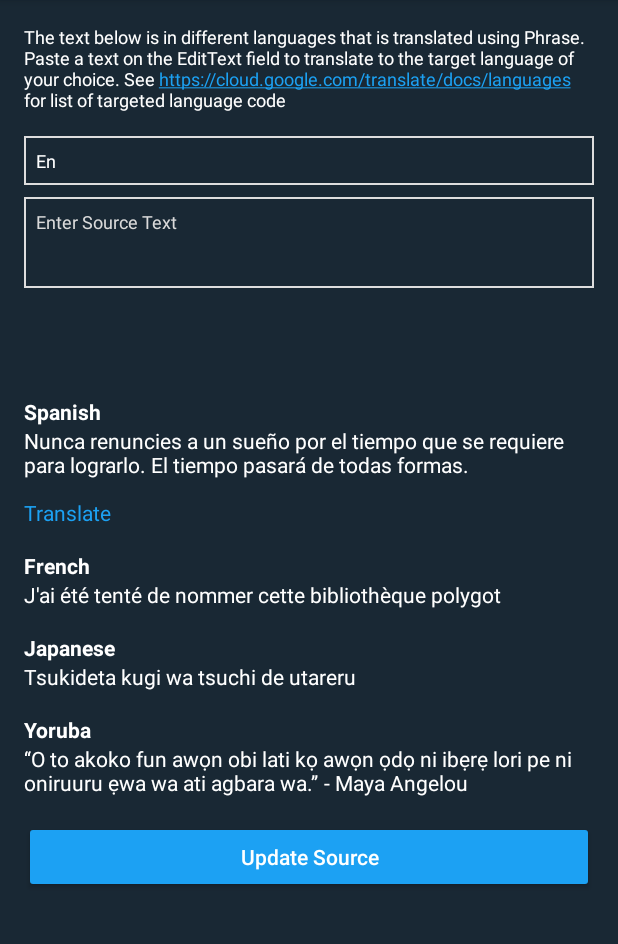
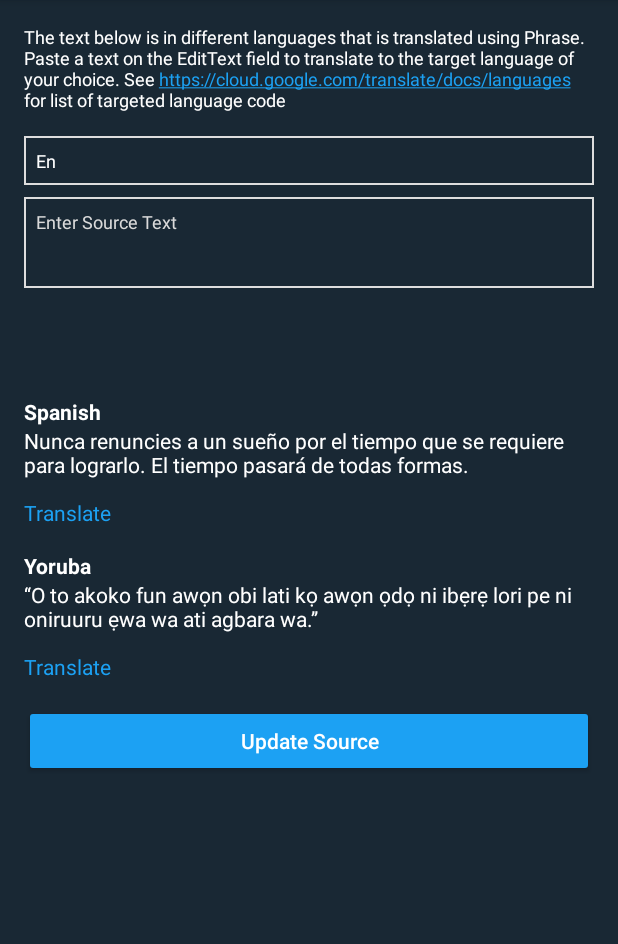
Before and after one commit to KingsMentor/Phrase, an Android app: the screen it shows after launch (MainActivity), after a tap on "Update Source", on a phone screen of 412 x 824 dp, the part 84-1028 px from its top. Run offline under Robolectric (Android 15) with nearby library versions, the phone set to English and light mode, and no system bars; libraries missing offline, so code that uses them is left out: com.google.auth.oauth2, com.google.cloud.translate; 1 statement that could not run was skipped.

Commit message:
updating example

```diff
--- a/app/src/main/java/com/example/phrase/MainActivity.kt
+++ b/app/src/main/java/com/example/phrase/MainActivity.kt
@@ -2,23 +2,25 @@ package com.example.phrase
 
 import android.graphics.Typeface
 import android.os.Bundle
-import android.util.Log
 import androidx.appcompat.app.AppCompatActivity
 import androidx.core.content.ContextCompat
 import kotlinx.android.synthetic.main.activity_main.*
 import xyz.belvi.phrase.Phrase
+import xyz.belvi.phrase.helpers.PhraseSpannableBuilder
+import xyz.belvi.phrase.options.PhraseTranslation
 import xyz.belvi.phrase.phrase
 import xyz.belvi.phrase.translateMedium.medium.GoogleTranslate
 
 class MainActivity : AppCompatActivity() {
 
+    private lateinit var phraseSpannableBuilder: PhraseSpannableBuilder
     override fun onCreate(savedInstanceState: Bundle?) {
         super.onCreate(savedInstanceState)
         setContentView(R.layout.activity_main)
 
         val font = Typeface.createFromAsset(assets, "rb.ttf")
 
-
+        // setting up phrase
         phrase {
             mediums = listOf(GoogleTranslate(this@MainActivity, R.raw.credential))
             options {
@@ -31,22 +33,34 @@ class MainActivity : AppCompatActivity() {
                 }
                 actionLabel = "Translate"
                 resultActionLabel = {
-                    detected.text = "Detected Language Source: " + it.detectedSource?.languageName?:""
+                    detected.text =
+                        "Detected Language Source: " + it.detectedSource?.languageName ?: ""
                     "Translated with "
                 }
             }
         }
 
-        Phrase.instance().bindTextView(translated)
+        phraseSpannableBuilder =
+            object : PhraseSpannableBuilder("") {
+                override fun onPhraseTranslating() {
+                }
+
+                override fun buildSpannableString(phraseTranslation: PhraseTranslation?) {
+                    super.buildSpannableString(phraseTranslation)
+                    translated.text = phraseSpannableBuilder
+                }
+            }
+
+
+
+        Phrase.instance().bindTextView(yoruba)
+        yoruba.setText(R.string.yoruba)
 
         spanish_text.prepare(getString(R.string.spanish))
 
         update_source.setOnClickListener {
-            Log.e("text", "translated_txt.text.toString()")
-            translated.text = source_edit.text.toString()
-            spanish_text.updateSource(getString(R.string.spanish))
+            phraseSpannableBuilder.updateSource(source_edit.text.toString())
         }
 
     }
 }
-//N&#39;abandonnez jamais un rêve pour le temps qu&#39;il faut pour le réaliser. Le temps passera de toute façon.
--- a/app/src/main/res/layout/activity_main.xml
+++ b/app/src/main/res/layout/activity_main.xml
@@ -78,9 +78,9 @@
 
         <TextView
             android:id="@+id/translated"
-            android:layout_marginTop="2sp"
             android:layout_width="match_parent"
             android:layout_height="wrap_content"
+            android:layout_marginTop="2sp"
             android:textColor="@android:color/white"
             android:textSize="14sp"
             app:layout_constraintEnd_toEndOf="parent"
@@ -92,7 +92,7 @@
             android:layout_height="wrap_content"
             android:layout_marginTop="8dp"
             android:paddingTop="8dp"
-            android:text="Spanish"
+            android:text="@string/spanish_title"
             android:textColor="@android:color/white"
             android:textSize="14sp"
             android:textStyle="bold"
@@ -110,12 +110,13 @@
             app:layout_constraintStart_toStartOf="parent"
             app:layout_constraintTop_toBottomOf="@+id/textView" />
 
+
         <TextView
             android:layout_width="match_parent"
             android:layout_height="wrap_content"
             android:layout_marginTop="8dp"
             android:paddingTop="8dp"
-            android:text="French"
+            android:text="@string/yoruba_title"
             android:textColor="@android:color/white"
             android:textSize="14sp"
             android:textStyle="bold"
@@ -124,59 +125,9 @@
             app:layout_constraintTop_toBottomOf="@+id/textView" />
 
         <TextView
-            android:id="@+id/textView3"
+            android:id="@+id/yoruba"
             android:layout_width="match_parent"
             android:layout_height="wrap_content"
-            android:text="@string/french"
-            android:textColor="@android:color/white"
-            android:textSize="14sp"
-            app:layout_constraintEnd_toEndOf="parent"
-            app:layout_constraintStart_toStartOf="parent"
-            app:layout_constraintTop_toBottomOf="@+id/textView2" />
-
-        <TextView
-            android:layout_width="match_parent"
-            android:layout_height="wrap_content"
-            android:layout_marginTop="8dp"
-            android:paddingTop="8dp"
-            android:text="Japanese"
-            android:textColor="@android:color/white"
-            android:textSize="14sp"
-            android:textStyle="bold"
-            app:layout_constraintEnd_toEndOf="parent"
-            app:layout_constraintStart_toStartOf="parent"
-            app:layout_constraintTop_toBottomOf="@+id/textView" />
-
-        <TextView
-            android:layout_width="match_parent"
-            android:layout_height="wrap_content"
-            android:text="@string/japanese"
-            android:textColor="@android:color/white"
-            android:textSize="14sp"
-            app:layout_constraintBottom_toTopOf="@+id/update_source"
-            app:layout_constraintEnd_toEndOf="parent"
-            app:layout_constraintStart_toStartOf="parent"
-            app:layout_constraintTop_toBottomOf="@+id/textView3"
-            app:layout_constraintVertical_bias="0.0" />
-
-        <TextView
-            android:layout_width="match_parent"
-            android:layout_height="wrap_content"
-            android:layout_marginTop="8dp"
-            android:paddingTop="8dp"
-            android:text="Yoruba"
-            android:textColor="@android:color/white"
-            android:textSize="14sp"
-            android:textStyle="bold"
-            app:layout_constraintEnd_toEndOf="parent"
-            app:layout_constraintStart_toStartOf="parent"
-            app:layout_constraintTop_toBottomOf="@+id/textView" />
-
-        <TextView
-            android:id="@+id/textView4"
-            android:layout_width="match_parent"
-            android:layout_height="wrap_content"
-            android:text="@string/yoruba"
             android:textColor="@android:color/white"
             android:textSize="14sp"
             app:layout_constraintBottom_toTopOf="@+id/update_source"
--- a/app/src/main/res/values/strings.xml
+++ b/app/src/main/res/values/strings.xml
@@ -2,10 +2,10 @@
     <string name="app_name">Phrase</string>
     <string name="detected_language">The text below is in different languages that is translated using Phrase. Paste a text on the EditText field to translate to the target language of your choice. See https://cloud.google.com/translate/docs/languages for list of targeted language code</string>
     <string name="update_source">Update Source</string>
-    <string name="yoruba">“O to akoko fun awọn obi lati kọ awọn ọdọ ni ibẹrẹ lori pe ni oniruuru ẹwa wa ati agbara wa.” - Maya Angelou</string>
-    <string name="french">J\'ai été tenté de nommer cette bibliothèque polygot</string>
+    <string name="yoruba">“O to akoko fun awọn obi lati kọ awọn ọdọ ni ibẹrẹ lori pe ni oniruuru ẹwa wa ati agbara wa.”</string>
     <string name="spanish">Nunca renuncies a un sueño por el tiempo que se requiere para lograrlo. El tiempo pasará de todas formas.</string>
     <string name="targeted_language">Targeted Language</string>
     <string name="enter_source_text">Enter Source Text</string>
-    <string name="japanese">Tsukideta kugi wa tsuchi de utareru</string>
+    <string name="spanish_title">Spanish</string>
+    <string name="yoruba_title">Yoruba</string>
 </resources>
```
